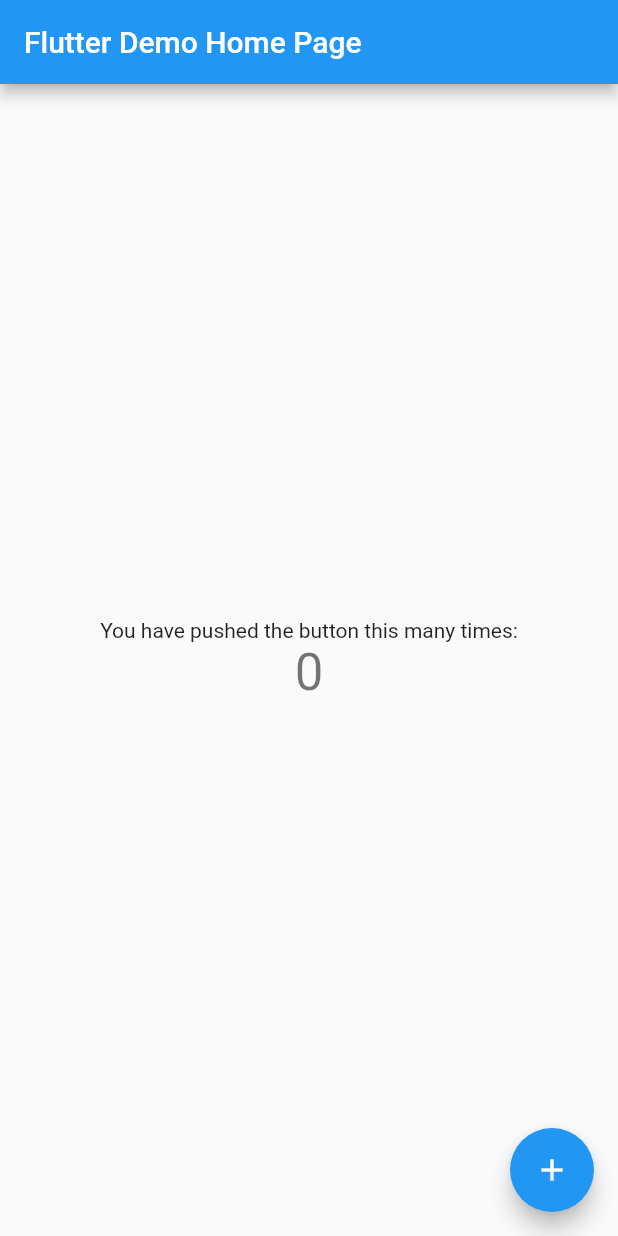
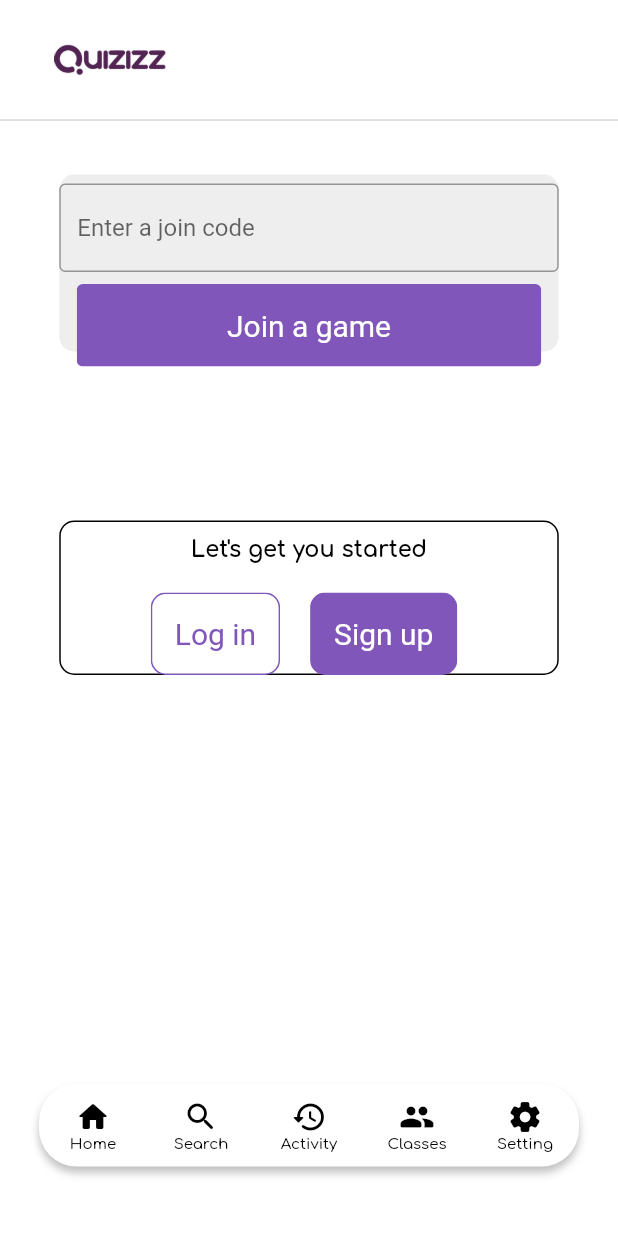
Before and after one commit to ngluutu/MobileApp_Group5, a Flutter app: the screen it shows after launch, on a phone screen of 412 x 824 dp. Run offline on Flutter 3.47's test engine with Material 2 defaults, Android fonts, the phone set to English and light mode, and no system bars; our stand-ins replace google_fonts.

Commit message:
Add Home page

```diff
--- /dev/null
+++ b/app_quizziz/lib/home.dart
@@ -0,0 +1,466 @@
+import 'dart:ui';
+
+import 'package:flutter/material.dart';
+import 'package:flutter/services.dart';
+import 'package:flutter_application_1/main.dart';
+import 'menubar.dart';
+import 'package:google_fonts/google_fonts.dart';
+
+class HomePage extends StatefulWidget {
+  const HomePage({super.key});
+
+  @override
+  State<HomePage> createState() => _HomePageState();
+}
+
+class _HomePageState extends State<HomePage> {
+  bool readAloud = false;
+  bool music = false;
+  bool sound = false;
+  bool memes = false;
+
+  @override
+  Widget build(BuildContext context) {
+    return Container(
+        color: Colors.white,
+        child: Column(
+          mainAxisAlignment: MainAxisAlignment.spaceBetween,
+          children: [
+            top(),
+            _appSettings(),
+            const Padding(padding: EdgeInsets.symmetric(vertical: 20)),
+            _setting(),
+            const Padding(padding: EdgeInsets.symmetric(vertical: 100)),
+            const MenuBar(),
+            const Padding(
+              padding: EdgeInsets.symmetric(vertical: 5),
+            )
+          ],
+        ));
+  }
+
+  Widget top() {
+    return Container(
+      child: Column(
+        crossAxisAlignment: CrossAxisAlignment.start,
+        children: [
+          const Padding(padding: EdgeInsets.symmetric(vertical: 10)),
+          Row(
+            children: [
+              const Padding(padding: EdgeInsets.symmetric(horizontal: 10)),
+              Image.asset('assets/quizizz_logo.jpg', width: 109, height: 40)
+            ],
+          ),
+          Padding(padding: EdgeInsets.symmetric(vertical: 10)),
+          Divider(
+            color: Color.fromRGBO(196, 196, 196, 1),
+            height: 0,
+          )
+        ],
+      ),
+    );
+  }
+
+  Widget _appSettings() {
+    // return Container(
+    //   height: 145,
+    //   width: 370,
+    //   decoration: BoxDecoration(
+    // color: Colors.white,
+    //     shape: BoxShape.rectangle,
+    //     borderRadius: BorderRadius.circular(10),
+    // boxShadow: [
+    //   BoxShadow(
+    //     color: Colors.black.withOpacity(0.25),
+    //     blurRadius: 0,
+    //     offset: const Offset(0, 3),
+    //   )
+    // ],
+    //   ),
+    //   child: Column(children: [
+    //     const Padding(padding: EdgeInsets.symmetric(vertical: 5)),
+    //     Row(
+    //       children: [
+    //         const Padding(padding: EdgeInsets.symmetric(horizontal: 5)),
+    //         const Icon(Icons.person,
+    //             color: Color.fromRGBO(244, 169, 52, 1), size: 24),
+    //         const Padding(padding: EdgeInsets.symmetric(horizontal: 5)),
+    //         Text('App settings',
+    //             style: GoogleFonts.comfortaa(
+    //                 textStyle: const TextStyle(
+    //                     color: Colors.black,
+    //                     fontSize: 15,
+    //                     fontWeight: FontWeight.bold)))
+    //       ],
+    //     ),
+    //     const Padding(padding: EdgeInsets.symmetric(vertical: 5)),
+    //     Row(
+    //       mainAxisAlignment: MainAxisAlignment.spaceBetween,
+    //       children: [
+    //         Row(
+    //           children: [
+    //             const Padding(padding: EdgeInsets.symmetric(horizontal: 5)),
+    //             Column(
+    //               crossAxisAlignment: CrossAxisAlignment.start,
+    //               children: [
+    //                 Text('Language',
+    //                     style: GoogleFonts.comfortaa(
+    //                         textStyle: const TextStyle(
+    //                             color: Colors.black,
+    //                             fontSize: 13,
+    //                             fontWeight: FontWeight.bold))),
+    //                 const Padding(padding: EdgeInsets.symmetric(vertical: 1)),
+    //                 Text('Vietnamese',
+    //                     style: GoogleFonts.comfortaa(
+    //                         textStyle: const TextStyle(
+    //                             color: Color.fromRGBO(179, 179, 179, 1),
+    //                             fontSize: 11,
+    //                             fontWeight: FontWeight.bold)))
+    //               ],
+    //             ),
+    //           ],
+    //         ),
+    //         IconButton(onPressed: () {}, icon: const Icon(Icons.chevron_right)),
+    //       ],
+    //     ),
+    //     //Padding(padding: EdgeInsets.symmetric(vertical: 5)),
+    //     Row(
+    //       mainAxisAlignment: MainAxisAlignment.spaceBetween,
+    //       children: [
+    //         Row(
+    //           children: [
+    //             const Padding(padding: EdgeInsets.symmetric(horizontal: 5)),
+    //             Text('Change account type',
+    //                 style: GoogleFonts.comfortaa(
+    //                     textStyle: const TextStyle(
+    //                         color: Colors.black,
+    //                         fontSize: 13,
+    //                         fontWeight: FontWeight.bold))),
+    //           ],
+    //         ),
+    //         IconButton(onPressed: () {}, icon: const Icon(Icons.chevron_right)),
+    //       ],
+    //     ),
+    //   ]),
+    // );
+    return Container(
+      height: 118,
+      width: 333,
+      decoration: BoxDecoration(
+        color: Color.fromARGB(255, 238, 238, 238),
+        shape: BoxShape.rectangle,
+        borderRadius: BorderRadius.circular(10),
+        // border: Color.fromRGBO(0, 0, 0, 1)
+      ),
+      child: Column(children: [
+        Padding(padding: EdgeInsets.symmetric(vertical: 3)),
+        TextField(
+
+          decoration: InputDecoration(
+            border: OutlineInputBorder(),
+            hintText: 'Enter a join code',
+          ),
+        ),
+        Padding(padding: EdgeInsets.symmetric(vertical: 4)),
+        ClipRRect(
+          borderRadius: BorderRadius.circular(4),
+          child: Stack(
+            children: <Widget>[
+              Positioned.fill(
+                child: Container(
+                  decoration: const BoxDecoration(
+                      color: Color.fromARGB(255, 128, 86, 186)),
+                ),
+              ),
+              TextButton(
+                style: TextButton.styleFrom(
+                  foregroundColor: Colors.white,
+                  padding: const EdgeInsets.all(16.0),
+                  textStyle: const TextStyle(fontSize: 20),
+                ),
+                onPressed: () {},
+                child:
+                    const Text('                 Join a game                 '),
+              ),
+            ],
+          ),
+        ),
+      ]),
+    );
+  }
+
+  Widget _setting() {
+    // return Container(
+    //   height: 335,
+    //   width: 370,
+    //   decoration: BoxDecoration(
+    //     color: Colors.white,
+    //     shape: BoxShape.rectangle,
+    //     borderRadius: BorderRadius.circular(10),
+    //     boxShadow: [
+    //       BoxShadow(
+    //         color: Colors.black.withOpacity(0.25),
+    //         blurRadius: 0,
+    //         offset: const Offset(0, 3),
+    //       )
+    //     ],
+    //   ),
+    //   child: Column(mainAxisSize: MainAxisSize.min, children: [
+    //     const Padding(padding: EdgeInsets.symmetric(vertical: 5)),
+    //     Row(
+    //       children: [
+    //         const Padding(padding: EdgeInsets.symmetric(horizontal: 5)),
+    //         const Icon(Icons.settings,
+    //             color: Color.fromRGBO(43, 155, 158, 1), size: 24),
+    //         const Padding(padding: EdgeInsets.symmetric(horizontal: 5)),
+    //         Text('Settings',
+    //             style: GoogleFonts.comfortaa(
+    //                 textStyle: const TextStyle(
+    //                     color: Colors.black,
+    //                     fontSize: 15,
+    //                     fontWeight: FontWeight.bold)))
+    //       ],
+    //     ),
+    //     Row(
+    //       mainAxisAlignment: MainAxisAlignment.spaceBetween,
+    //       children: [
+    //         Row(
+    //           children: [
+    //             const Padding(padding: EdgeInsets.symmetric(horizontal: 5)),
+    //             Text('Read aloud',
+    //                 style: GoogleFonts.comfortaa(
+    //                     textStyle: const TextStyle(
+    //                         color: Colors.black,
+    //                         fontSize: 13,
+    //                         fontWeight: FontWeight.bold))),
+    //           ],
+    //         ),
+    //         Switch(
+    //           value: readAloud,
+    //           activeColor: Colors.green,
+    //           onChanged: (bool value) {
+    //             setState(() {
+    //               readAloud = value;
+    //             });
+    //           },
+    //         )
+    //       ],
+    //     ),
+    //     Row(
+    //       mainAxisAlignment: MainAxisAlignment.spaceBetween,
+    //       children: [
+    //         Row(
+    //           children: [
+    //             const Padding(padding: EdgeInsets.symmetric(horizontal: 5)),
+    //             Text('Background music',
+    //                 style: GoogleFonts.comfortaa(
+    //                     textStyle: const TextStyle(
+    //                         color: Colors.black,
+    //                         fontSize: 13,
+    //                         fontWeight: FontWeight.bold))),
+    //           ],
+    //         ),
+    //         Switch(
+    //           value: music,
+    //           activeColor: Colors.green,
+    //           onChanged: (bool value) {
+    //             setState(() {
+    //               music = value;
+    //             });
+    //           },
+    //         )
+    //       ],
+    //     ),
+    //     Row(
+    //       mainAxisAlignment: MainAxisAlignment.spaceBetween,
+    //       children: [
+    //         Row(
+    //           children: [
+    //             const Padding(padding: EdgeInsets.symmetric(horizontal: 5)),
+    //             Text('Sound effects',
+    //                 style: GoogleFonts.comfortaa(
+    //                     textStyle: const TextStyle(
+    //                         color: Colors.black,
+    //                         fontSize: 13,
+    //                         fontWeight: FontWeight.bold))),
+    //           ],
+    //         ),
+    //         Switch(
+    //           value: sound,
+    //           activeColor: Colors.green,
+    //           onChanged: (bool value) {
+    //             setState(() {
+    //               sound = value;
+    //             });
+    //           },
+    //         )
+    //       ],
+    //     ),
+    //     Row(
+    //       mainAxisAlignment: MainAxisAlignment.spaceBetween,
+    //       children: [
+    //         Row(
+    //           children: [
+    //             const Padding(padding: EdgeInsets.symmetric(horizontal: 5)),
+    //             Text('Memes',
+    //                 style: GoogleFonts.comfortaa(
+    //                     textStyle: const TextStyle(
+    //                         color: Colors.black,
+    //                         fontSize: 13,
+    //                         fontWeight: FontWeight.bold))),
+    //           ],
+    //         ),
+    //         Switch(
+    //           value: memes,
+    //           activeColor: Colors.green,
+    //           onChanged: (bool value) {
+    //             setState(() {
+    //               memes = value;
+    //             });
+    //           },
+    //         )
+    //       ],
+    //     ),
+    //     const Padding(padding: EdgeInsets.symmetric(vertical: 8)),
+    //     Row(
+    //       mainAxisAlignment: MainAxisAlignment.start,
+    //       children: [
+    //         Row(
+    //           children: [
+    //             const Padding(padding: EdgeInsets.symmetric(horizontal: 5)),
+    //             Text('Themes',
+    //                 style: GoogleFonts.comfortaa(
+    //                     textStyle: const TextStyle(
+    //                         color: Colors.black,
+    //                         fontSize: 13,
+    //                         fontWeight: FontWeight.bold))),
+    //           ],
+    //         ),
+    //       ],
+    //     ),
+    //   ]),
+    // );
+    return Container(
+      height: 103,
+      width: 333,
+      decoration: BoxDecoration(
+          color: Color.fromARGB(0, 255, 255, 255),
+          shape: BoxShape.rectangle,
+          border: Border.all(color: Color.fromARGB(252, 0, 0, 0)),
+          borderRadius: BorderRadius.circular(10)),
+      child: Column(
+        children: [
+          Padding(padding: EdgeInsets.symmetric(vertical: 5)),
+          Text(
+            "Let's get you started",
+            style: GoogleFonts.comfortaa(
+              textStyle: TextStyle(
+                color: Colors.black,
+                //fontFamily: "Comfortaa",
+                fontSize: 15,
+                fontWeight: FontWeight.bold,
+              ),
+            ),
+          ),
+          Padding(padding: EdgeInsets.symmetric(vertical: 10)),
+          Row(
+            children: [
+              Padding(padding: EdgeInsets.symmetric(horizontal: 30)),
+              ClipRRect(
+          borderRadius: BorderRadius.circular(4),
+          child: Stack(
+            children: <Widget>[
+              Positioned.fill(
+                child: Container(
+                  decoration:  BoxDecoration(
+                      color: Color.fromARGB(255, 255, 255, 255),
+                      borderRadius: BorderRadius.circular(10),
+                      border: Border.all(color: Color.fromARGB(255, 128, 86, 186))
+                      ),
+                ),
+              ),
+              TextButton(
+                style: TextButton.styleFrom(
+                  foregroundColor: Color.fromARGB(255, 128, 86, 186),
+                  padding: const EdgeInsets.all(16.0),
+                  textStyle: const TextStyle(fontSize: 20),
+                ),
+                onPressed: () {},
+                child:
+                    const Text('Log in'),
+              ),
+            ],
+          ),
+        ),
+        Padding(padding: EdgeInsets.symmetric(horizontal: 10)),
+        ClipRRect(
+          borderRadius: BorderRadius.circular(4),
+          child: Stack(
+            children: <Widget>[
+              Positioned.fill(
+                child: Container(
+                  decoration: BoxDecoration(
+                    borderRadius: BorderRadius.circular(10),
+                      color: Color.fromARGB(255, 128, 86, 186)),
+                ),
+              ),
+              TextButton(
+                style: TextButton.styleFrom(
+                  foregroundColor: Colors.white,
+                  padding: const EdgeInsets.all(16.0),
+                  textStyle: const TextStyle(fontSize: 20),
+                ),
+                onPressed: () {},
+                child:
+                    const Text('Sign up'),
+              ),
+            ],
+          ),
+        )
+            ],
+          )
+        ],
+      ),
+    );
+  }
+
+  Widget _information() {
+    return Container(
+        child: Column(
+      children: [
+        Text('Contact us',
+            style: GoogleFonts.comfortaa(
+                textStyle: const TextStyle(
+              color: Color.fromRGBO(136, 136, 138, 1),
+              fontSize: 13,
+              fontWeight: FontWeight.bold,
+              decoration: TextDecoration.underline,
+            ))),
+        Text('Terms of service',
+            style: GoogleFonts.comfortaa(
+                textStyle: const TextStyle(
+              color: Color.fromRGBO(136, 136, 138, 1),
+              fontSize: 13,
+              fontWeight: FontWeight.bold,
+              decoration: TextDecoration.underline,
+            ))),
+        Text('Privacy policy',
+            style: GoogleFonts.comfortaa(
+                textStyle: const TextStyle(
+              color: Color.fromRGBO(136, 136, 138, 1),
+              fontSize: 13,
+              fontWeight: FontWeight.bold,
+              decoration: TextDecoration.underline,
+            ))),
+        Text('v6.23.164.1',
+            style: GoogleFonts.comfortaa(
+                textStyle: const TextStyle(
+              color: Color.fromRGBO(203, 203, 203, 1),
+              fontSize: 13,
+              fontWeight: FontWeight.bold,
+              decoration: TextDecoration.underline,
+            ))),
+      ],
+    ));
+  }
+}
--- a/app_quizziz/lib/main.dart
+++ b/app_quizziz/lib/main.dart
@@ -1,4 +1,6 @@
 import 'package:flutter/material.dart';
+import 'package:flutter_application_1/home.dart';
+import 'package:flutter_application_1/setting.dart';
 
 void main() {
   runApp(const MyApp());
@@ -11,105 +13,9 @@
   @override
   Widget build(BuildContext context) {
     return MaterialApp(
-      title: 'Flutter Demo',
-      theme: ThemeData(
-        // This is the theme of your application.
-        //
-        // Try running your application with "flutter run". You'll see the
-        // application has a blue toolbar. Then, without quitting the app, try
-        // changing the primarySwatch below to Colors.green and then invoke
-        // "hot reload" (press "r" in the console where you ran "flutter run",
-        // or simply save your changes to "hot reload" in a Flutter IDE).
-        // Notice that the counter didn't reset back to zero; the application
-        // is not restarted.
-        primarySwatch: Colors.blue,
-      ),
-      home: const MyHomePage(title: 'Flutter Demo Home Page'),
+      home: Scaffold(
+        body: HomePage(),
+      )
     );
   }
 }
-
-class MyHomePage extends StatefulWidget {
-  const MyHomePage({super.key, required this.title});
-
-  // This widget is the home page of your application. It is stateful, meaning
-  // that it has a State object (defined below) that contains fields that affect
-  // how it looks.
-
-  // This class is the configuration for the state. It holds the values (in this
-  // case the title) provided by the parent (in this case the App widget) and
-  // used by the build method of the State. Fields in a Widget subclass are
-  // always marked "final".
-
-  final String title;
-
-  @override
-  State<MyHomePage> createState() => _MyHomePageState();
-}
-
-class _MyHomePageState extends State<MyHomePage> {
-  int _counter = 0;
-
-  void _incrementCounter() {
-    setState(() {
-      // This call to setState tells the Flutter framework that something has
-      // changed in this State, which causes it to rerun the build method below
-      // so that the display can reflect the updated values. If we changed
-      // _counter without calling setState(), then the build method would not be
-      // called again, and so nothing would appear to happen.
-      _counter++;
-    });
-  }
-
-  @override
-  Widget build(BuildContext context) {
-    // This method is rerun every time setState is called, for instance as done
-    // by the _incrementCounter method above.
-    //
-    // The Flutter framework has been optimized to make rerunning build methods
-    // fast, so that you can just rebuild anything that needs updating rather
-    // than having to individually change instances of widgets.
-    return Scaffold(
-      appBar: AppBar(
-        // Here we take the value from the MyHomePage object that was created by
-        // the App.build method, and use it to set our appbar title.
-        title: Text(widget.title),
-      ),
-      body: Center(
-        // Center is a layout widget. It takes a single child and positions it
-        // in the middle of the parent.
-        child: Column(
-          // Column is also a layout widget. It takes a list of children and
-          // arranges them vertically. By default, it sizes itself to fit its
-          // children horizontally, and tries to be as tall as its parent.
-          //
-          // Invoke "debug painting" (press "p" in the console, choose the
-          // "Toggle Debug Paint" action from the Flutter Inspector in Android
-          // Studio, or the "Toggle Debug Paint" command in Visual Studio Code)
-          // to see the wireframe for each widget.
-          //
-          // Column has various properties to control how it sizes itself and
-          // how it positions its children. Here we use mainAxisAlignment to
-          // center the children vertically; the main axis here is the vertical
-          // axis because Columns are vertical (the cross axis would be
-          // horizontal).
-          mainAxisAlignment: MainAxisAlignment.center,
-          children: <Widget>[
-            const Text(
-              'You have pushed the button this many times:',
-            ),
-            Text(
-              '$_counter',
-              style: Theme.of(context).textTheme.headline4,
-            ),
-          ],
-        ),
-      ),
-      floatingActionButton: FloatingActionButton(
-        onPressed: _incrementCounter,
-        tooltip: 'Increment',
-        child: const Icon(Icons.add),
-      ), // This trailing comma makes auto-formatting nicer for build methods.
-    );
-  }
-}
--- a/app_quizziz/pubspec.yaml
+++ b/app_quizziz/pubspec.yaml
@@ -36,6 +36,7 @@
   # The following adds the Cupertino Icons font to your application.
   # Use with the CupertinoIcons class for iOS style icons.
   cupertino_icons: ^1.0.2
+  google_fonts: ^3.0.1
 
 dev_dependencies:
   flutter_test:
@@ -60,11 +61,13 @@
 
 # The following section is specific to Flutter packages.
 flutter:
-
+  assets:
+    - assets/quizizz_logo.jpg
   # The following line ensures that the Material Icons font is
   # included with your application, so that you can use the icons in
   # the material Icons class.
   uses-material-design: true
+
 
   # To add assets to your application, add an assets section, like this:
   # assets:
```
Also changed, not shown: app_quizziz/assets/quizizz-dev-1024x1024-app icon.png (added), app_quizziz/assets/quizizz_logo.jpg (added), app_quizziz/pubspec.lock, 1 other file.
